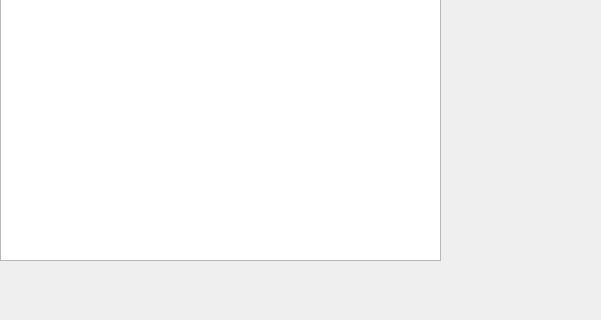
Above: SpriteStudio/ModuleWidget.ui from Riverlet-li/SpriteStudio before the change; both pictures show x 0 to 601 and y 310 to 630 of the 1000 by 630 pixel window. Below: the same form after it.
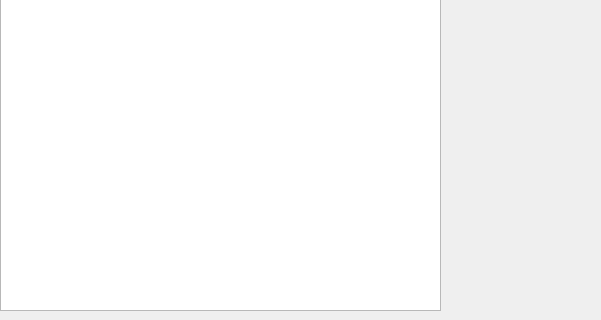
That is the form after the change.

```diff
--- a/SpriteStudio/ModuleWidget.ui
+++ b/SpriteStudio/ModuleWidget.ui
@@ -19,7 +19,7 @@
      <x>0</x>
      <y>0</y>
      <width>441</width>
-     <height>571</height>
+     <height>621</height>
     </rect>
    </property>
   </widget>
```
